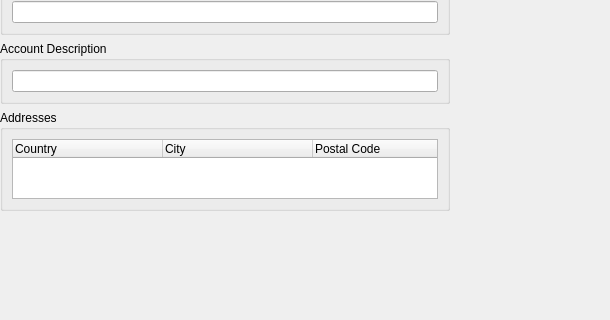
First picture: the form in Include/imtauthgui/CAccountInfoEditorComp.ui, repository ImagingTools/ImtCore, before the edit; both pictures show x 0 to 610 and y 324 to 644 of the 821 by 824 pixel window.
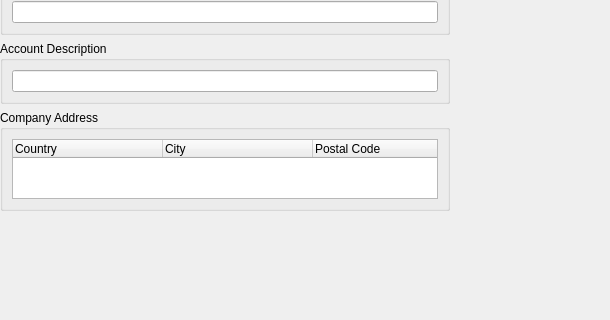
Second picture: the form after the edit. Icons and pictures are not drawn.

Diff of the .ui file:
```diff
--- a/Include/imtauthgui/CAccountInfoEditorComp.ui
+++ b/Include/imtauthgui/CAccountInfoEditorComp.ui
@@ -292,7 +292,7 @@
         </size>
        </property>
        <property name="title">
-        <string>Addresses</string>
+        <string>Company Address</string>
        </property>
        <layout class="QVBoxLayout" name="verticalLayout_6">
         <item>
```
